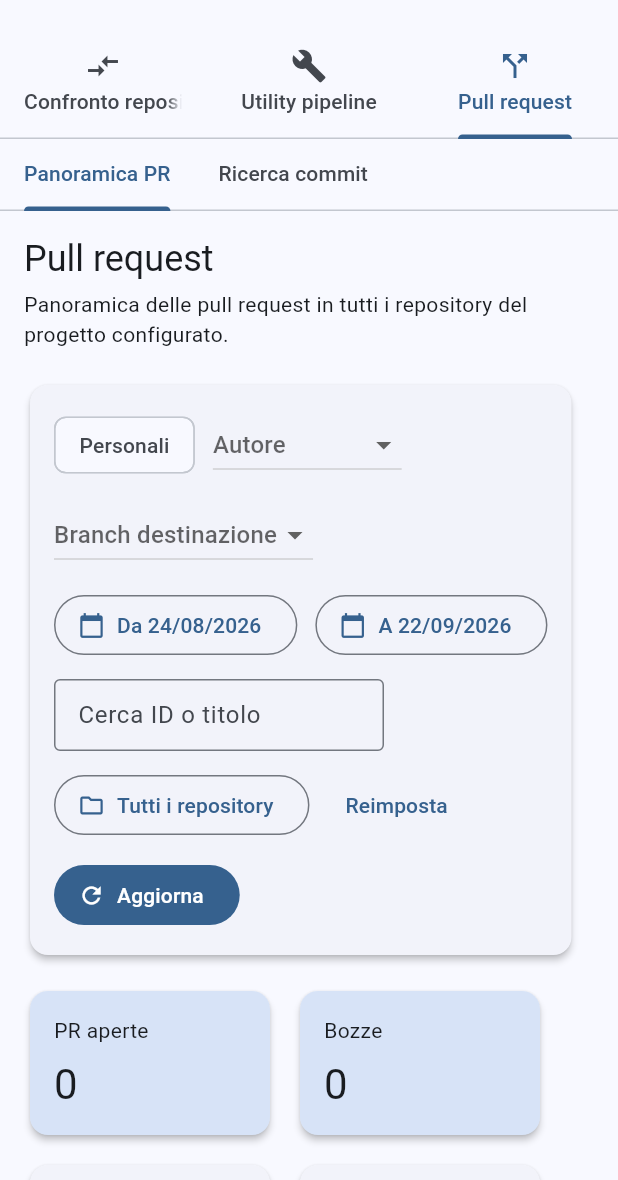
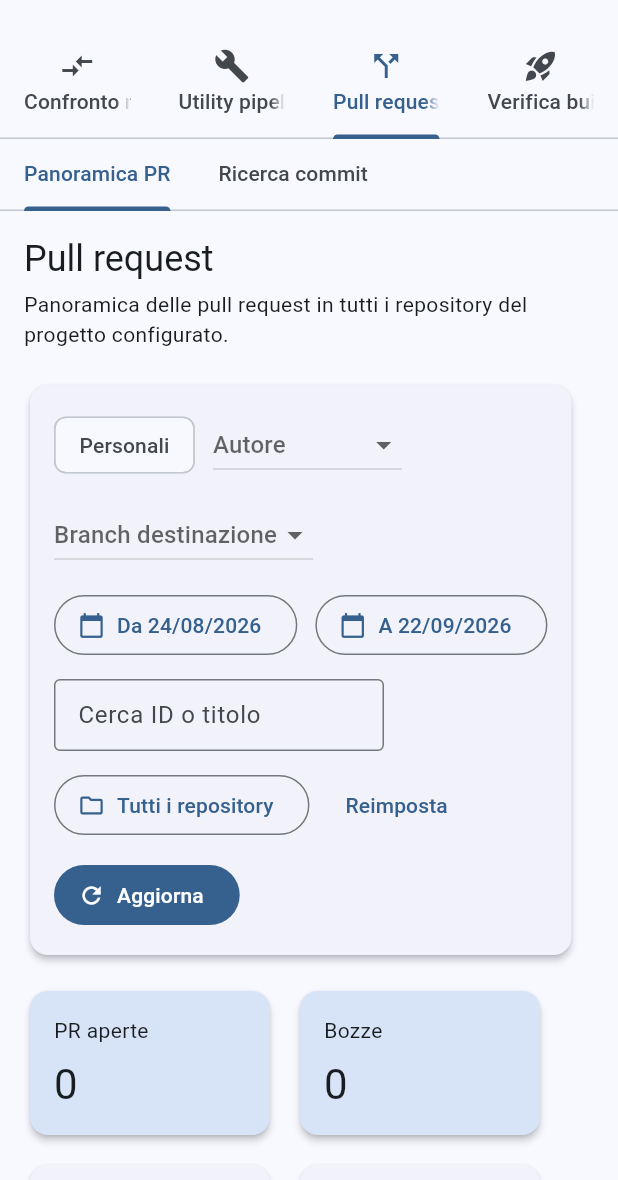
Before and after one commit to maxcont/GitSnap-flutter, a Flutter app: the screen it shows after launch, tab 3 chosen, on a phone screen of 412 x 824 dp, the part 56-1236 px from its top. Run offline on Flutter 3.47's test engine with Material 3 defaults, Android fonts, the phone set to English and light mode, and no system bars.

Commit message:
feat: wire Verifica build tab into HomeScreen
Co-authored-by: Copilot <223556219+Copilot@users.noreply.github.com>

```diff
--- a/lib/screens/home_screen.dart
+++ b/lib/screens/home_screen.dart
@@ -8,6 +8,7 @@ import '../widgets/results_dashboard.dart';
 import '../widgets/projects_sidebar.dart';
 import '../widgets/pipeline_variables_tab.dart';
 import '../widgets/pull_requests_tab.dart';
+import '../widgets/build_environment_tab.dart';
 
 class HomeScreen extends StatelessWidget {
   const HomeScreen({super.key});
@@ -15,7 +16,7 @@ class HomeScreen extends StatelessWidget {
   @override
   Widget build(BuildContext context) {
     return DefaultTabController(
-      length: 3,
+      length: 4,
       child: Scaffold(
         appBar: AppBar(
           title: FittedBox(
@@ -44,6 +45,7 @@ class HomeScreen extends StatelessWidget {
                   icon: Icon(Icons.compare_arrows)),
               Tab(text: 'Utility pipeline', icon: Icon(Icons.build)),
               Tab(text: 'Pull request', icon: Icon(Icons.call_split)),
+              Tab(text: 'Verifica build', icon: Icon(Icons.rocket_launch)),
             ],
           ),
           actions: [
@@ -80,6 +82,7 @@ class HomeScreen extends StatelessWidget {
             _ComparisonTab(),
             const PipelineVariablesTab(),
             const PullRequestsTab(),
+            const BuildEnvironmentTab(),
           ],
         ),
       ),
```
